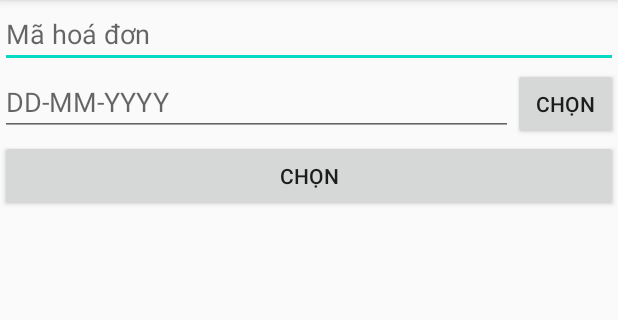
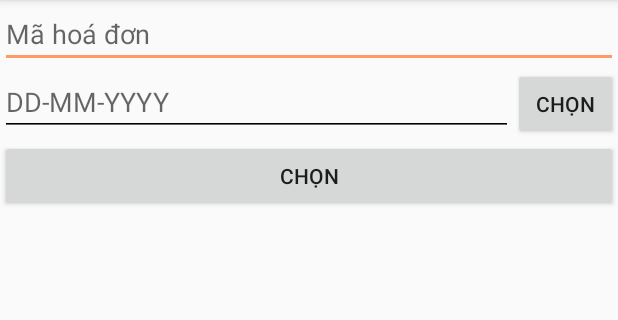
Before and after one commit to nduc99911/DuAnMau, an Android app: the HoaDonActivity screen opened directly, with no data from a screen before it, on a phone screen of 412 x 824 dp, the part 84-404 px from its top. Run offline under Robolectric (Android 15) with nearby library versions, the phone set to English and light mode, and no system bars.

Commit message:
put lên lần 2

```diff
--- a/app/build.gradle
+++ b/app/build.gradle
@@ -2,7 +2,7 @@ apply plugin: 'com.android.application'
 
 android {
     compileSdkVersion 29
-    buildToolsVersion "29.0.3"
+    buildToolsVersion '29.0.3'
 
     defaultConfig {
         applicationId "com.example.quanlysach"
@@ -30,4 +30,6 @@ dependencies {
     androidTestImplementation 'androidx.test.ext:junit:1.1.2'
     androidTestImplementation 'androidx.test.espresso:espresso-core:3.3.0'
 
+
+
 }
--- a/app/src/main/res/layout/activity_hoa_don.xml
+++ b/app/src/main/res/layout/activity_hoa_don.xml
@@ -21,6 +21,7 @@
             android:layout_width="match_parent"
             android:layout_height="wrap_content"
             android:hint="DD-MM-YYYY"
+            android:inputType="date"
             android:id="@+id/edNgayMua"
             android:layout_weight="4"
             android:textSize="18dp"/>
--- a/app/src/main/res/values/styles.xml
+++ b/app/src/main/res/values/styles.xml
@@ -5,6 +5,9 @@
         <item name="colorPrimary">@color/colorPrimary</item>
         <item name="colorPrimaryDark">@color/colorPrimaryDark</item>
         <item name="colorAccent">@color/colorAccent</item>
+        <item name="colorControlNormal">#000000</item>
+        <item name="colorControlActivated">#FF9966</item>
+        <item name="colorControlHighlight">#d94ed0</item>
     </style>
 
 </resources>
```
Also changed, not shown: app/src/main/res/drawable/pass.png (added).
